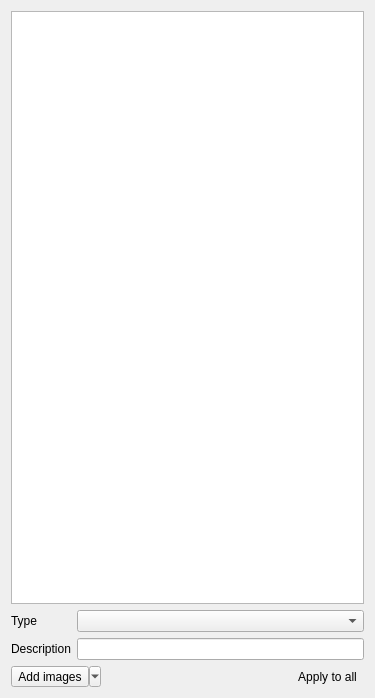
First picture: the form in src/ui/mediaimages.ui, repository sjuvonen/coquillo, before the edit.
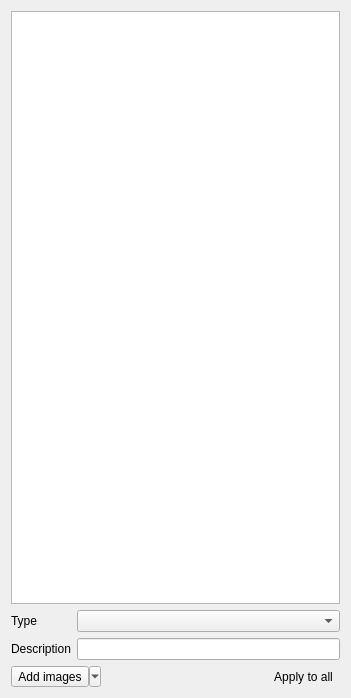
Second picture: the form after the edit. Icons and pictures are not drawn.

What changed in the file:
```diff
--- a/src/ui/mediaimages.ui
+++ b/src/ui/mediaimages.ui
@@ -6,7 +6,7 @@
    <rect>
     <x>0</x>
     <y>0</y>
-    <width>375</width>
+    <width>351</width>
     <height>698</height>
    </rect>
   </property>
```
